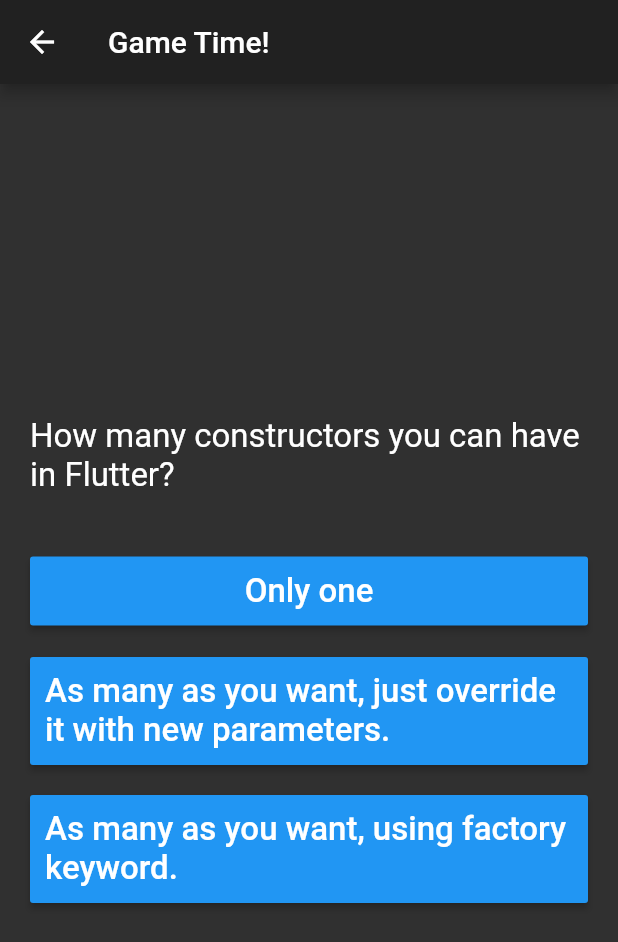
After one commit to emanueltesoriello/flutterquest, a Flutter app: the GamePage screen opened directly, on a phone screen of 412 x 824 dp. The commit adds this screen. Shown: the top 942 px of the screen. Run offline on Flutter 3.47's test engine with Material 2 defaults, Android fonts, the phone set to English and light mode, and no system bars; our stand-ins replace rxdart, shared_preferences; accounts and stored records are empty.

Commit message:
Add GamePage

```diff
--- a/lib/main.dart
+++ b/lib/main.dart
@@ -7,6 +7,7 @@ import './pages/auth.dart';
 import './pages/home.dart';
 import './pages/user.dart';
 import './pages/add.dart';
+import './pages/game.dart';
 import './scoped-models/main.dart';
 
 void main() {
@@ -75,6 +76,11 @@ class _MyAppState extends State<MyApp> {
               builder: (BuildContext context) => AddPage(),
             );
           }
+          if (pathElements[1] == 'game') {
+            return MaterialPageRoute<bool>(
+              builder: (BuildContext context) => GamePage(),
+            );
+          }
           if (pathElements[1] == 'user') {
             return MaterialPageRoute<bool>(
               builder: (BuildContext context) => UserPage(),
--- /dev/null
+++ b/lib/pages/game.dart
@@ -0,0 +1,88 @@
+import 'package:flutter/material.dart';
+
+class GamePage extends StatefulWidget {
+  GamePage({Key key, this.title}) : super(key: key);
+
+  final String title;
+
+  @override
+  _GamePageState createState() => _GamePageState();
+}
+
+class _GamePageState extends State<GamePage> {
+  @override
+  Widget build(BuildContext context) {
+    return Scaffold(
+      appBar: AppBar(
+        title: Text('Game Time!'),
+      ),
+      body: Center(
+        child: Padding(
+          padding: EdgeInsets.all(20.0),
+          child: Column(
+            mainAxisAlignment: MainAxisAlignment.center,
+            crossAxisAlignment: CrossAxisAlignment.stretch,
+            children: <Widget>[
+              Padding(
+                padding: EdgeInsets.only(bottom: 20.0),
+                child: Text(
+                  'How many constructors you can have in Flutter?',
+                  style: TextStyle(fontSize: 22),
+                ),
+              ),
+              Padding(
+                padding: EdgeInsets.only(top: 20.0),
+                child: RaisedButton(
+                  padding: EdgeInsets.fromLTRB(10, 10, 10, 10),
+                  child: Text('Only one',
+                      style: TextStyle(
+                        fontSize: 22,
+                        color: Colors.white,
+                      )),
+                  colorBrightness: Brightness.dark,
+                  onPressed: () {
+                    print('Answer 1');
+                  },
+                  color: Colors.blue,
+                ),
+              ),
+              Padding(
+                padding: EdgeInsets.only(top: 20.0),
+                child: RaisedButton(
+                  padding: EdgeInsets.fromLTRB(10, 10, 10, 10),
+                  child: Text(
+                      'As many as you want, just override it with new parameters.',
+                      style: TextStyle(
+                        fontSize: 22,
+                        color: Colors.white,
+                      )),
+                  colorBrightness: Brightness.dark,
+                  onPressed: () {
+                    print('Answer 1');
+                  },
+                  color: Colors.blue,
+                ),
+              ),
+              Padding(
+                padding: EdgeInsets.only(top: 20.0),
+                child: RaisedButton(
+                  padding: EdgeInsets.fromLTRB(10, 10, 10, 10),
+                  child: Text('As many as you want, using factory keyword.',
+                      style: TextStyle(
+                        fontSize: 22,
+                        color: Colors.white,
+                      )),
+                  colorBrightness: Brightness.dark,
+                  onPressed: () {
+                    print('Answer 1');
+                  },
+                  color: Colors.blue,
+                ),
+              ),
+            ],
+          ),
+        ),
+      ),
+    );
+  }
+}
--- a/lib/pages/home.dart
+++ b/lib/pages/home.dart
@@ -43,20 +43,7 @@ class _HomePageState extends State<HomePage> {
       appBar: AppBar(
         title: Text('Flutter Quest'),
       ),
-      bottomNavigationBar: CustomBottomNavigationBar(),/*BottomNavigationBar(
-        currentIndex: 0, // this will be set when a new tab is tapped
-        items: [
-          BottomNavigationBarItem(
-            icon: new Icon(Icons.games),
-            title: new Text('Play'),
-          ),
-          BottomNavigationBarItem(
-            icon: new Icon(Icons.add),
-            title: new Text('Contribute'),
-          ),
-          BottomNavigationBarItem(icon: Icon(Icons.person), title: Text('You'))
-        ],
-      ),*/
+      bottomNavigationBar: CustomBottomNavigationBar(),
       body: Center(
         child: Padding(
           padding: EdgeInsets.all(20.0),
@@ -75,7 +62,7 @@ class _HomePageState extends State<HomePage> {
         ),
       ),
       floatingActionButton: FloatingActionButton(
-        onPressed: _incrementCounter,
+        onPressed: () => Navigator.pushNamed<bool>(context, '/game'),//_incrementCounter,
         tooltip: 'Increment',
         child: Icon(Icons.add),
       ), // This trailing comma makes auto-formatting nicer for build methods.
```
